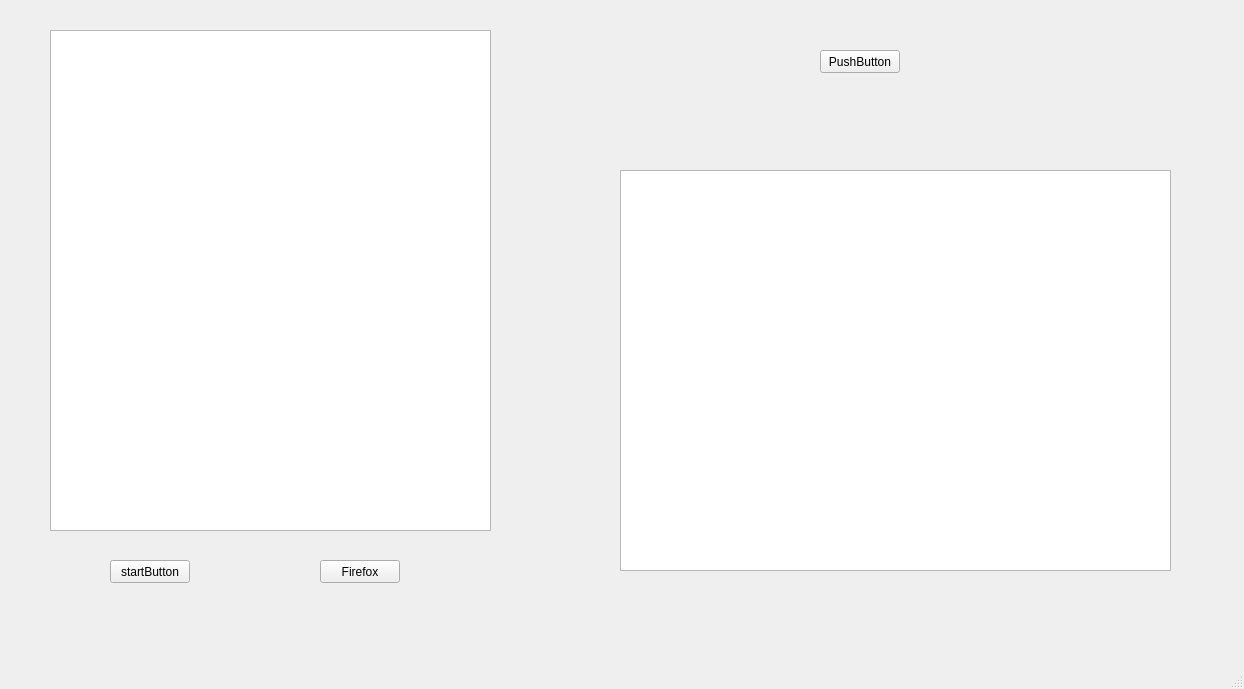
Above: proiect/mainwindow.ui from maraduca/HTTP-proxy before the change. Below: the same form after it.
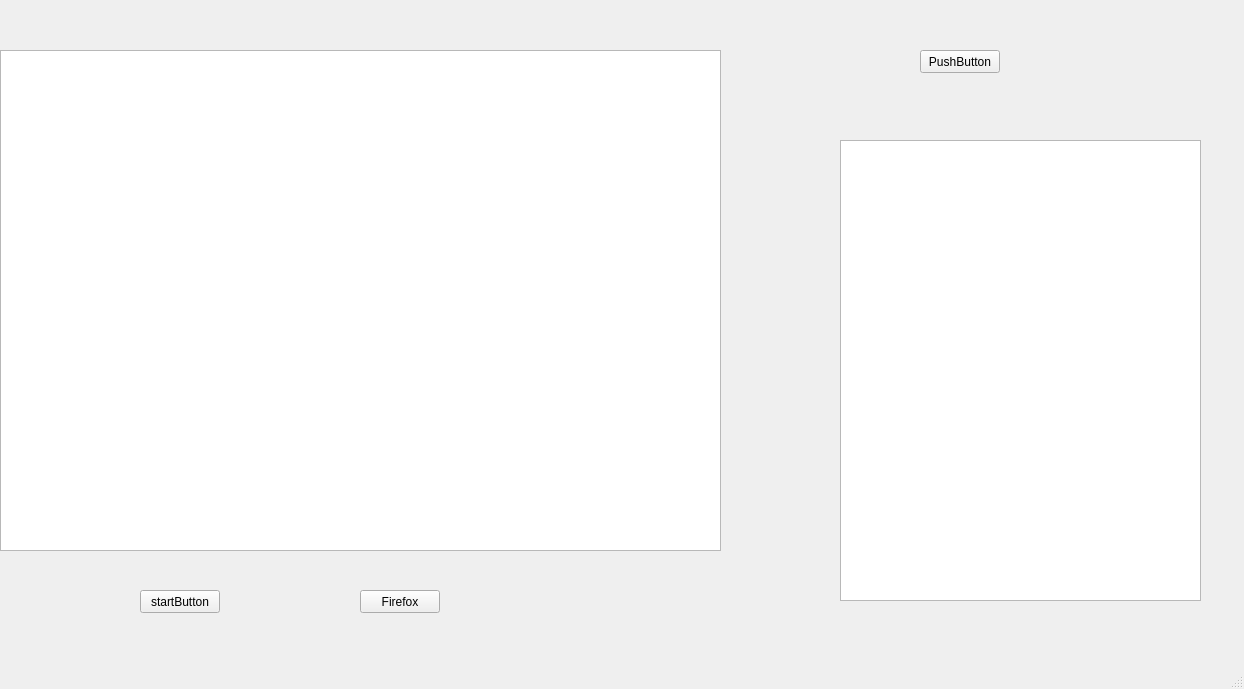
That is the form after the change.

Patch:
```diff
--- a/proiect/mainwindow.ui
+++ b/proiect/mainwindow.ui
@@ -17,8 +17,8 @@
    <widget class="QPushButton" name="startButton">
     <property name="geometry">
      <rect>
-      <x>110</x>
-      <y>560</y>
+      <x>140</x>
+      <y>590</y>
       <width>80</width>
       <height>23</height>
      </rect>
@@ -30,8 +30,8 @@
    <widget class="QPushButton" name="firefoxButton">
     <property name="geometry">
      <rect>
-      <x>320</x>
-      <y>560</y>
+      <x>360</x>
+      <y>590</y>
       <width>80</width>
       <height>23</height>
      </rect>
@@ -43,9 +43,9 @@
    <widget class="QTableWidget" name="logTableWidget">
     <property name="geometry">
      <rect>
-      <x>50</x>
-      <y>30</y>
-      <width>441</width>
+      <x>0</x>
+      <y>50</y>
+      <width>721</width>
       <height>501</height>
      </rect>
     </property>
@@ -56,10 +56,10 @@
     </property>
     <property name="geometry">
      <rect>
-      <x>620</x>
-      <y>170</y>
-      <width>551</width>
-      <height>401</height>
+      <x>840</x>
+      <y>140</y>
+      <width>361</width>
+      <height>461</height>
      </rect>
     </property>
     <property name="autoFillBackground">
@@ -69,7 +69,7 @@
    <widget class="QPushButton" name="openFiltersButton">
     <property name="geometry">
      <rect>
-      <x>820</x>
+      <x>920</x>
       <y>50</y>
       <width>80</width>
       <height>23</height>
```
